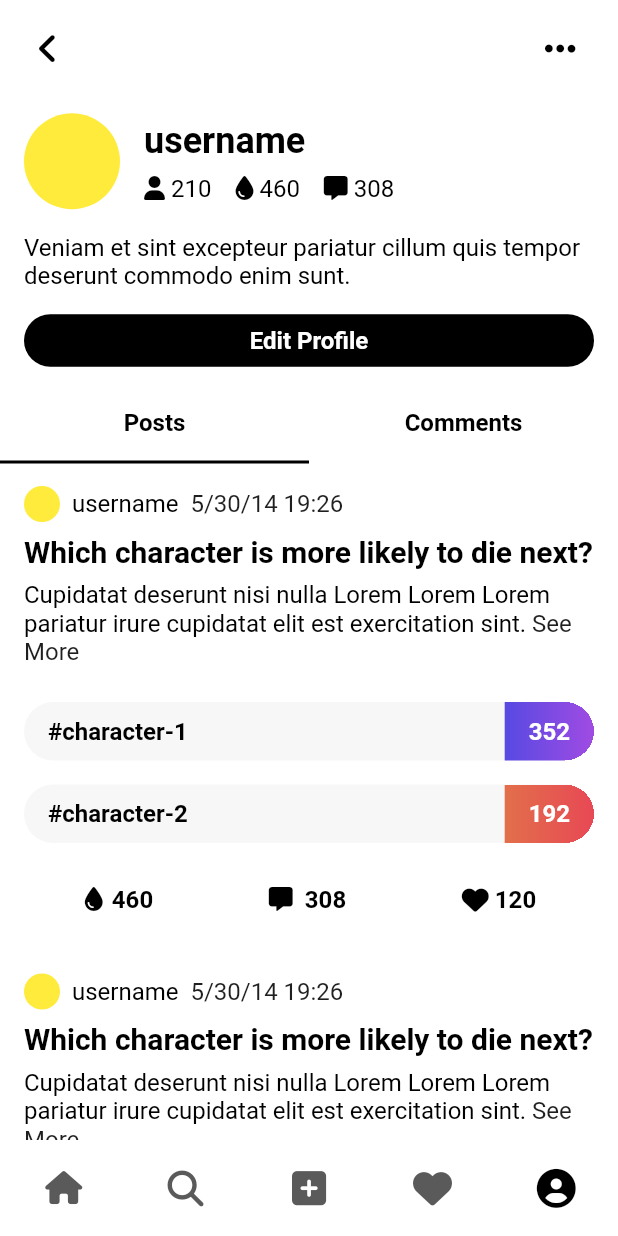
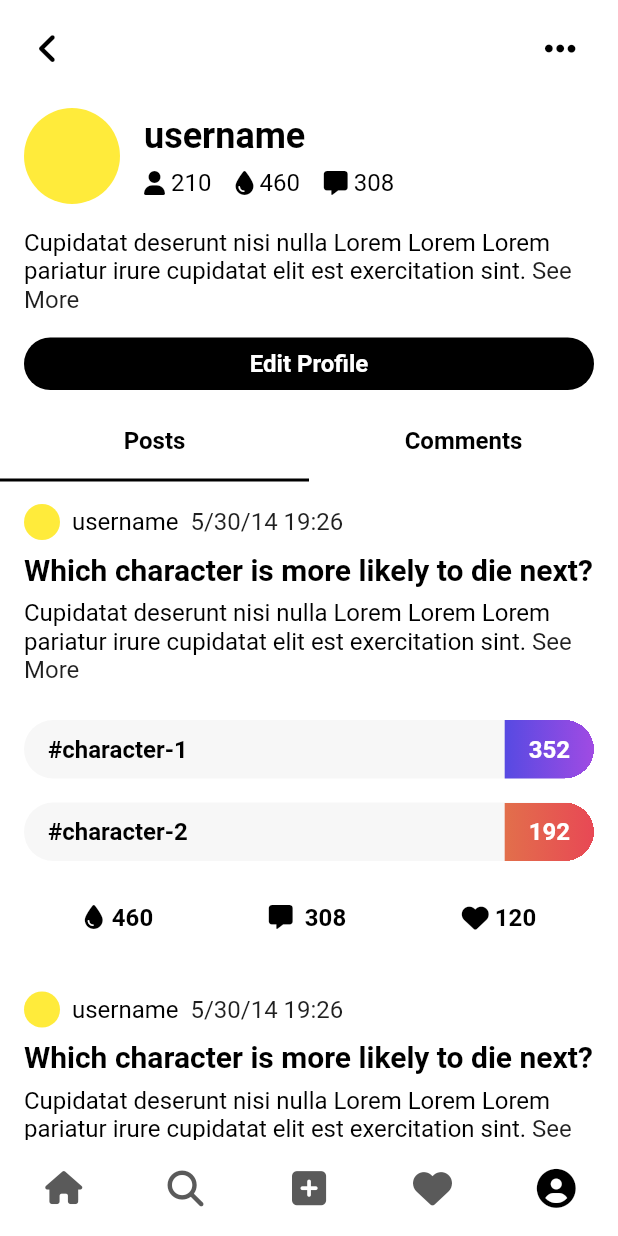
Before and after one commit to emresoysuren/chupp, a Flutter app: the ProfilePage screen opened by its route, on a phone screen of 412 x 824 dp. Run offline on Flutter 3.47's test engine with Material 2 defaults, Android fonts, the phone set to English and light mode, and no system bars; our stand-ins replace another_flushbar, auto_route, firebase_auth, firebase_core, font_awesome_flutter, google_fonts and 2 more; missing offline and left inert: draggable_menu; accounts and stored records are empty; Roboto replaces fonts that are missing (Ubuntu); statements that could not run were skipped.

Commit message:
made the header slivers responsive to its child

```diff
--- a/lib/pages/main/profile.dart
+++ b/lib/pages/main/profile.dart
@@ -57,10 +57,7 @@ class _ProfilePageState extends State<ProfilePage> {
         child: NestedScrollView(
           controller: _controller,
           headerSliverBuilder: (context, innerBoxIsScrolled) => [
-            SliverPersistentHeader(
-              delegate: CustomSliverPersistentHeaderDelegate(
-                PreferredSize(
-                  preferredSize: const Size.fromHeight(192),
+            SliverToBoxAdapter(
               child: ProfileHeader(
                 key: _contentKey,
                 isOwner: true,
@@ -69,10 +66,6 @@ class _ProfilePageState extends State<ProfilePage> {
                 ink: 460,
                 comment: 308,
               ),
-                ),
-              ),
-              pinned: false,
-              floating: false,
             ),
             SliverPersistentHeader(
               delegate: CustomSliverPersistentHeaderDelegate(
--- a/lib/widgets/hashtags/hashtag_header.dart
+++ b/lib/widgets/hashtags/hashtag_header.dart
@@ -22,8 +22,10 @@ class HashtagHeader extends StatelessWidget {
   Widget build(BuildContext context) {
     return Material(
       color: context.theme.current.primaryBg,
+      child: Padding(
+        padding: const EdgeInsets.symmetric(horizontal: 16, vertical: 8),
         child: Column(
-        mainAxisAlignment: MainAxisAlignment.center,
+          mainAxisSize: MainAxisSize.min,
           children: [
             Text(
               title,
@@ -74,6 +76,7 @@ class HashtagHeader extends StatelessWidget {
             ),
           ],
         ),
+      ),
     );
   }
 }
--- a/lib/widgets/profile/profile_header.dart
+++ b/lib/widgets/profile/profile_header.dart
@@ -26,7 +26,7 @@ class ProfileHeader extends StatelessWidget {
     return Material(
       color: context.theme.current.primaryBg,
       child: Padding(
-        padding: const EdgeInsets.symmetric(horizontal: 16),
+        padding: const EdgeInsets.symmetric(horizontal: 16, vertical: 8),
         child: Column(
           mainAxisAlignment: MainAxisAlignment.center,
           children: [
@@ -93,7 +93,7 @@ class ProfileHeader extends StatelessWidget {
             ),
             const SizedBox(height: 16),
             ExpandableText(
-              "Veniam et sint excepteur pariatur cillum quis tempor deserunt commodo enim sunt.",
+              "Cupidatat deserunt nisi nulla Lorem Lorem Lorem pariatur irure cupidatat elit est exercitation sint. Cupidatat deserunt nisi nulla Lorem Lorem Lorem pariatur irure cupidatat elit est exercitation sint.",
               style: context.styles.text,
               reuseable: true,
             ),
```
Also changed, not shown: lib/pages/side/hashtag/hashtag.dart (+1 -8 lines). Lines whose indentation alone changed are shown as unchanged.
